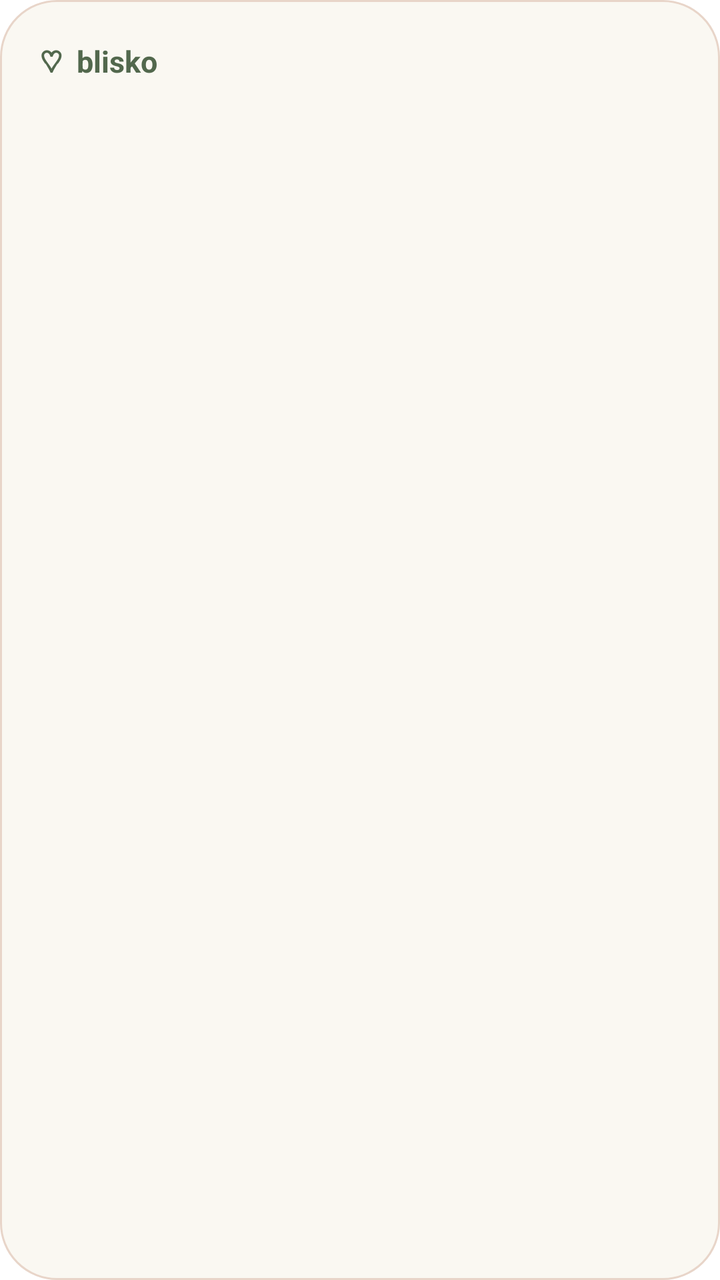
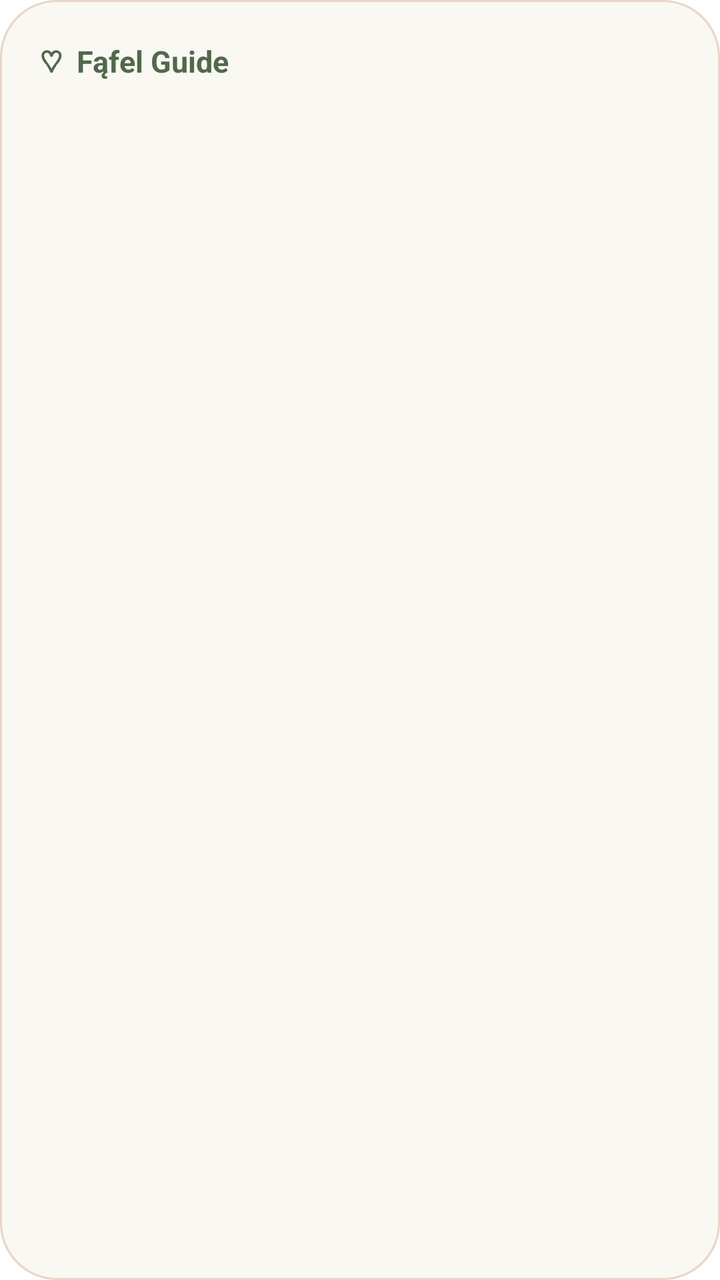

Two renders of the same Android screen: before a commit and after it. Below are the layout's source before the change and the commit's diff.
<!-- AndroidManifest.xml: fallback theme Theme.MaterialComponents.DayNight.NoActionBar -->
<!-- res/layout/blisko_widget.xml -->
<?xml version="1.0" encoding="utf-8"?>
<LinearLayout xmlns:android="http://schemas.android.com/apk/res/android"
    android:id="@+id/widget_root"
    android:layout_width="match_parent" android:layout_height="match_parent"
    android:background="@drawable/widget_background" android:padding="20dp"
    android:orientation="vertical">
    <TextView android:layout_width="match_parent" android:layout_height="wrap_content"
        android:text="♡  blisko" android:textColor="#52684D" android:textSize="15sp"
        android:textStyle="bold" />
    <TextView android:id="@+id/mood" android:layout_width="match_parent"
        android:layout_height="wrap_content" android:textSize="34sp"
        android:textColor="#353C34" android:textStyle="bold" android:maxLines="1"/>
    <TextView android:id="@+id/phase" android:layout_width="match_parent"
        android:layout_height="wrap_content" android:textSize="13sp" android:textColor="#52684D"
        android:maxLines="1" android:ellipsize="end" />
    <TextView android:id="@+id/note" android:layout_width="match_parent"
        android:layout_height="0dp" android:layout_weight="1" android:textSize="14sp"
        android:textColor="#353C34" android:layout_marginTop="8dp"
        android:maxLines="3" android:ellipsize="end" />
    <TextView android:id="@+id/updated" android:layout_width="match_parent"
        android:layout_height="wrap_content" android:textSize="10sp" android:textColor="#52684D"
        android:maxLines="2"/>
</LinearLayout>
<!-- resources referenced by this layout -->
<resources>
  <!-- drawable widget_background (drawable) -->
  <?xml version="1.0" encoding="utf-8"?>
  <shape xmlns:android="http://schemas.android.com/apk/res/android">
      <solid android:color="#FAF8F2" />
      <corners android:radius="28dp" />
      <stroke android:width="1dp" android:color="#E8D5C9" />
  </shape>
</resources>

<!-- the commit's change to res/layout/blisko_widget.xml (unified diff, before → after) -->
@@ -5,7 +5,7 @@
     android:background="@drawable/widget_background" android:padding="20dp"
     android:orientation="vertical">
     <TextView android:layout_width="match_parent" android:layout_height="wrap_content"
-        android:text="♡  blisko" android:textColor="#52684D" android:textSize="15sp"
+        android:text="♡  Fąfel Guide" android:textColor="#52684D" android:textSize="15sp"
         android:textStyle="bold" />
     <TextView android:id="@+id/mood" android:layout_width="match_parent"
         android:layout_height="wrap_content" android:textSize="34sp"
